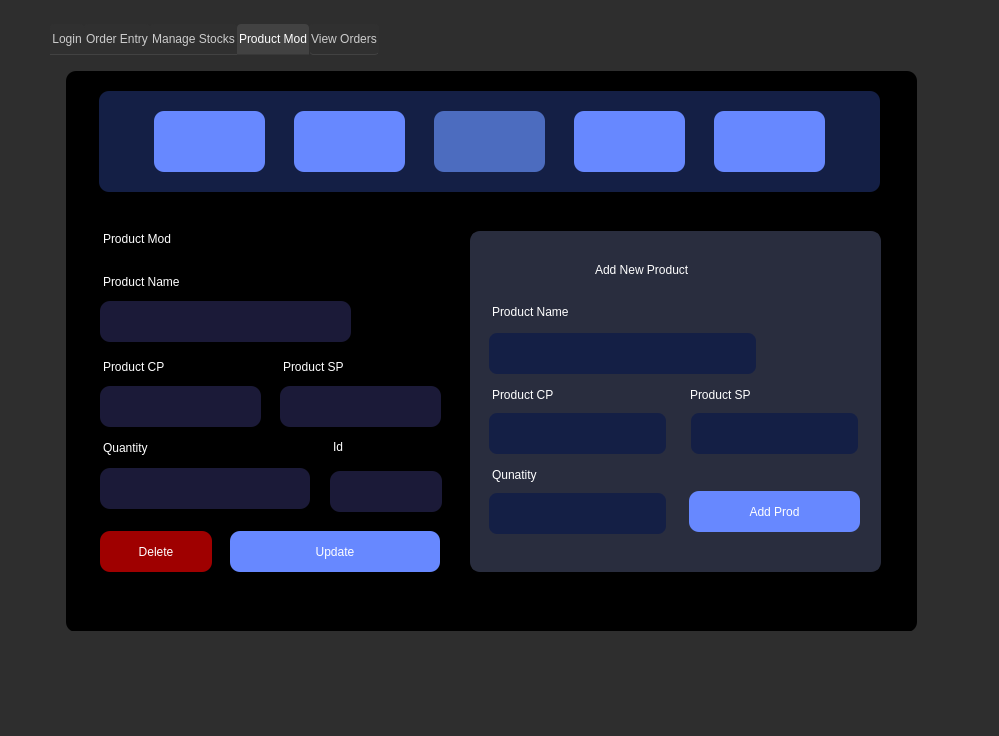
The window that assets/uiux/rma.ui (JinxSeven/retail-manager-lite) describes before a commit, drawn with Qt 5.
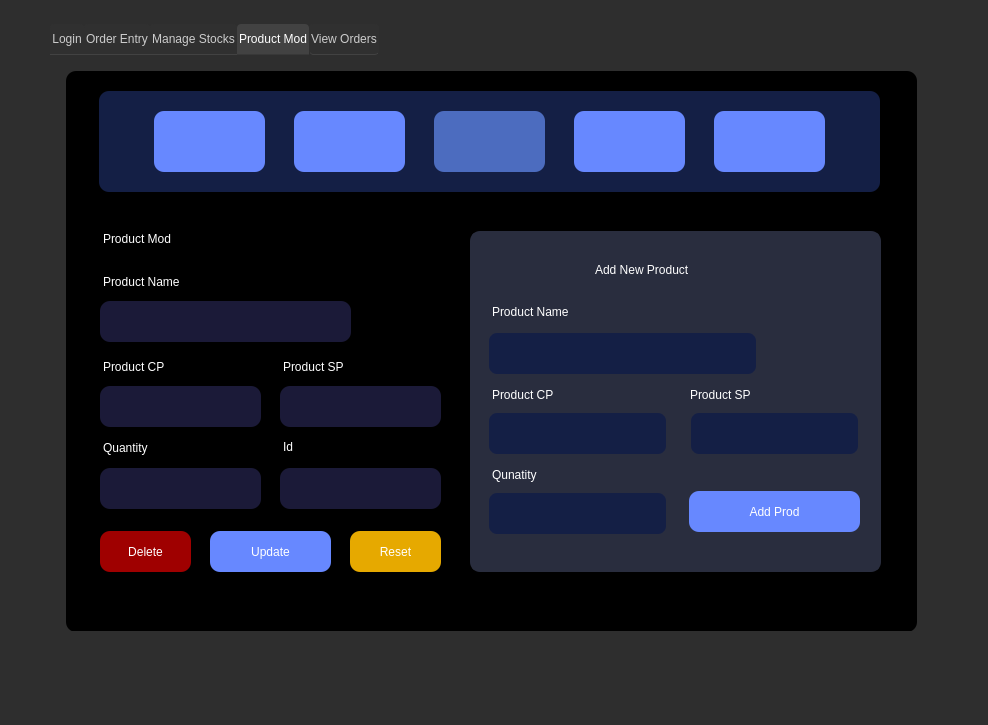
The same window after the commit. The open tabs and pages were chosen to show the change. Icons and pictures are not drawn.

Commit message:
ProdMod CRUD
Optimized CRUD operations and tested

```diff
--- a/assets/uiux/rma.ui
+++ b/assets/uiux/rma.ui
@@ -6,8 +6,8 @@
    <rect>
     <x>0</x>
     <y>0</y>
-    <width>999</width>
-    <height>736</height>
+    <width>988</width>
+    <height>725</height>
    </rect>
   </property>
   <property name="font">
@@ -2294,9 +2294,9 @@
      <widget class="QPushButton" name="prodModUpdateBtn">
       <property name="geometry">
        <rect>
-        <x>180</x>
+        <x>160</x>
         <y>480</y>
-        <width>210</width>
+        <width>121</width>
         <height>41</height>
        </rect>
       </property>
@@ -2327,7 +2327,7 @@
        <rect>
         <x>50</x>
         <y>480</y>
-        <width>112</width>
+        <width>91</width>
         <height>41</height>
        </rect>
       </property>
@@ -2359,7 +2359,7 @@
        <rect>
         <x>50</x>
         <y>417</y>
-        <width>210</width>
+        <width>161</width>
         <height>41</height>
        </rect>
       </property>
@@ -2490,9 +2490,9 @@
      <widget class="QLineEdit" name="prodModIdInp">
       <property name="geometry">
        <rect>
-        <x>280</x>
-        <y>420</y>
-        <width>112</width>
+        <x>230</x>
+        <y>417</y>
+        <width>161</width>
         <height>41</height>
        </rect>
       </property>
@@ -2513,7 +2513,7 @@
      <widget class="QLabel" name="label_16">
       <property name="geometry">
        <rect>
-        <x>283</x>
+        <x>233</x>
         <y>386</y>
         <width>91</width>
         <height>20</height>
@@ -2528,6 +2528,38 @@
        <string>Id</string>
       </property>
      </widget>
+     <widget class="QPushButton" name="prodModResetBtn">
+      <property name="geometry">
+       <rect>
+        <x>300</x>
+        <y>480</y>
+        <width>91</width>
+        <height>41</height>
+       </rect>
+      </property>
+      <property name="cursor">
+       <cursorShape>PointingHandCursor</cursorShape>
+      </property>
+      <property name="styleSheet">
+       <string notr="true">QPushButton#prodModResetBtn {
+background-color: #e6a900; /* Background color */
+font: 63 11pt &quot;Poppins SemiBold&quot;;
+color: white; /* Text color */
+outline: 0;
+padding: 10px 20px; /* Padding for the button */
+border: none; /* Remove default button border */
+border-radius: 10px; /* Add some border-radius for a rounded appearance */
+transition: all 0.3s;
+}
+QPushButton#prodModResetBtn:hover {
+cursor: pointer; /* Change cursor to pointer on hover */
+background-color: #b38400;
+}</string>
+      </property>
+      <property name="text">
+       <string>Reset</string>
+      </property>
+     </widget>
     </widget>
     <widget class="QWidget" name="tab_4">
      <attribute name="title">
```
Left out of the diff: 42 changed lines with no effect on the pictures. The commit also changes 3 other files.
